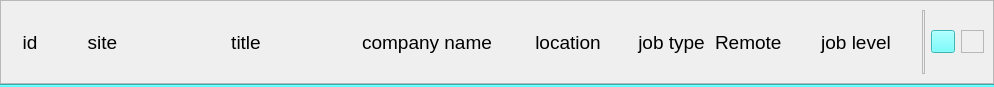
Above: views/pages/job_list/header/job_list_header.ui from ozanpempegul/RoleMatcher before the change. Below: the same form after it.
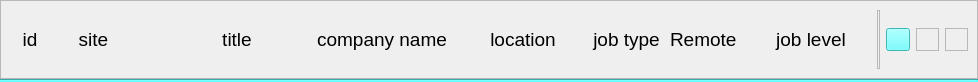
That is the form after the change.

```diff
--- a/views/pages/job_list/header/job_list_header.ui
+++ b/views/pages/job_list/header/job_list_header.ui
@@ -6,8 +6,8 @@
    <rect>
     <x>0</x>
     <y>0</y>
-    <width>994</width>
-    <height>87</height>
+    <width>978</width>
+    <height>82</height>
    </rect>
   </property>
   <property name="windowTitle">
@@ -258,6 +258,28 @@
         </property>
        </widget>
       </item>
+      <item>
+       <widget class="QFrame" name="frame_button_placeholder_4">
+        <property name="sizePolicy">
+         <sizepolicy hsizetype="Fixed" vsizetype="Fixed">
+          <horstretch>0</horstretch>
+          <verstretch>0</verstretch>
+         </sizepolicy>
+        </property>
+        <property name="minimumSize">
+         <size>
+          <width>23</width>
+          <height>23</height>
+         </size>
+        </property>
+        <property name="frameShape">
+         <enum>QFrame::Shape::StyledPanel</enum>
+        </property>
+        <property name="frameShadow">
+         <enum>QFrame::Shadow::Raised</enum>
+        </property>
+       </widget>
+      </item>
       <item>
        <widget class="QFrame" name="frame_button_placeholder_2">
         <property name="sizePolicy">
```
